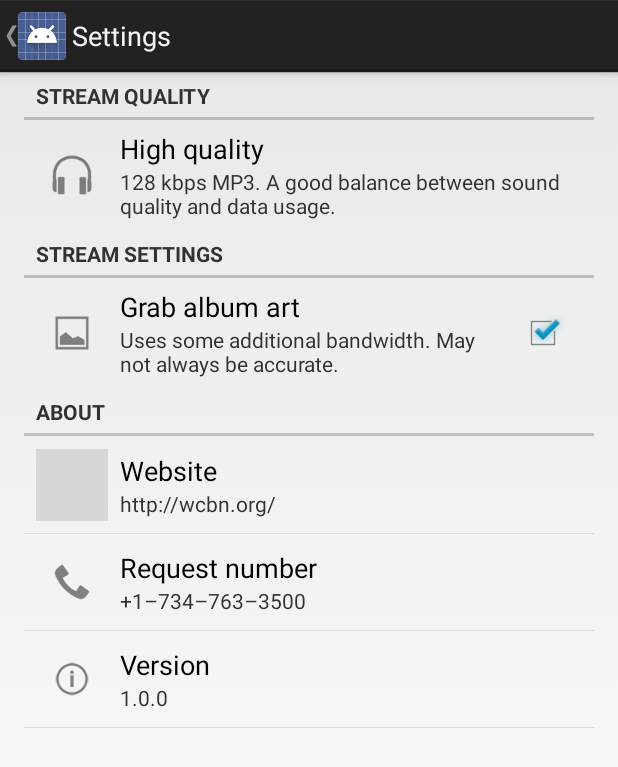
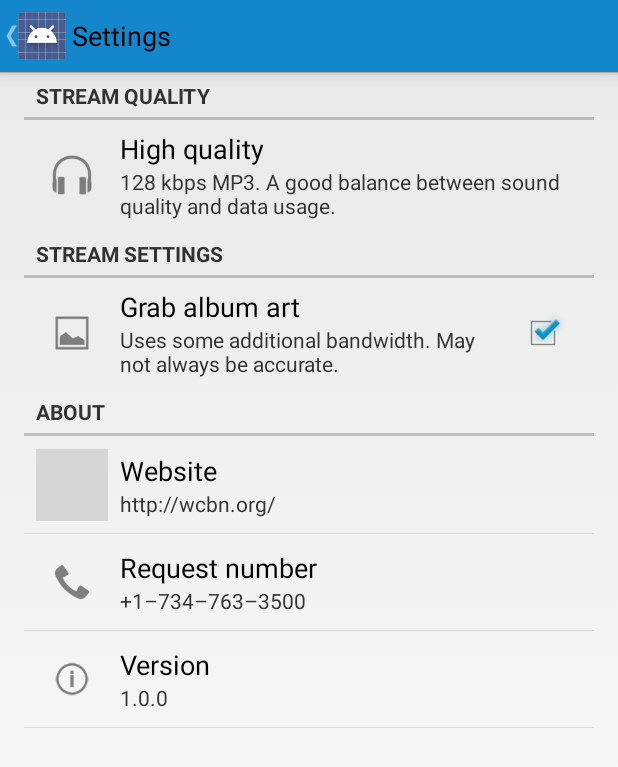
Before and after one commit to wcbn/player-android, an Android app: the SettingsActivity screen opened directly, with no data from a screen before it, on a phone screen of 412 x 824 dp. Shown: the top 767 px of the screen. Run offline under Robolectric (Android 15) with nearby library versions, the phone set to English and light mode, and no system bars; grey boxes are pictures that could not be loaded.

Commit message:
Theme ActionBar

```diff
--- a/WCBNPlayer/src/main/AndroidManifest.xml
+++ b/WCBNPlayer/src/main/AndroidManifest.xml
@@ -13,6 +13,7 @@
     <application
         android:allowBackup="true"
         android:icon="@drawable/ic_launcher"
+        android:logo="@drawable/ic_menu_logo"
         android:label="@string/app_name"
         android:theme="@style/AppTheme" >
         <activity
--- a/WCBNPlayer/src/main/res/values/styles.xml
+++ b/WCBNPlayer/src/main/res/values/styles.xml
@@ -1,9 +1,4 @@
 <resources>
-
-    <!--
-        Base application theme, dependent on API level. This theme is replaced
-        by AppBaseTheme from res/values-vXX/styles.xml on newer devices.
-    -->
     <style name="AppBaseTheme" parent="android:Theme.Light">
         <!--
             Theme customizations available in newer API levels can go in
@@ -12,9 +7,11 @@
         -->
     </style>
 
-    <!-- Application theme. -->
     <style name="AppTheme" parent="AppBaseTheme">
-        <!-- All customizations that are NOT specific to a particular API-level can go here. -->
+        <item name="android:actionBarStyle">@style/actionBarStyle</item>
     </style>
 
+    <style name="actionBarStyle" parent="@android:style/Widget.Holo.ActionBar">
+        <item name="android:background">#1486CB</item>
+    </style>
 </resources>
```
